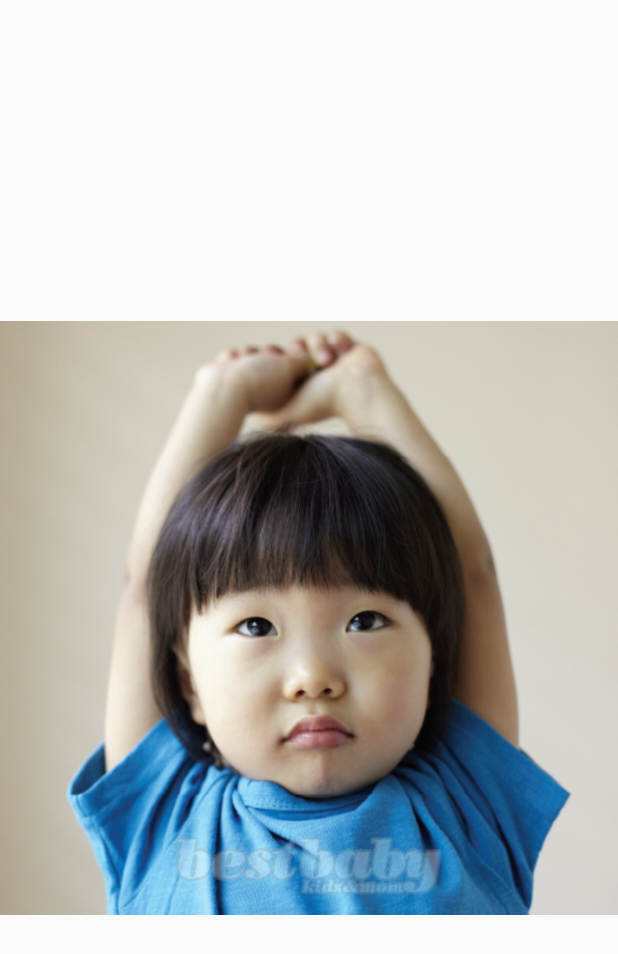
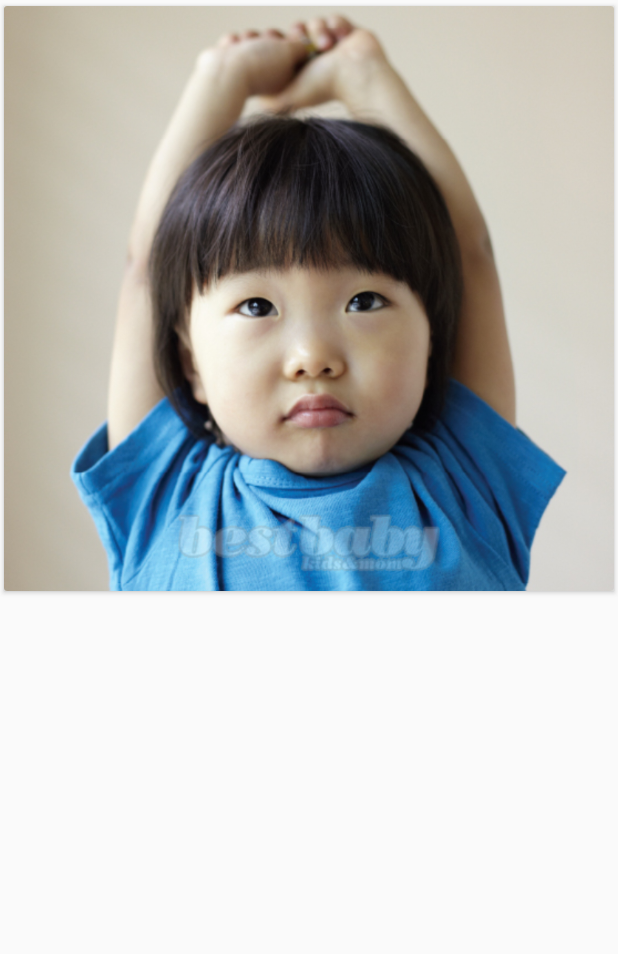
Before and after one commit to Leejoohyeong1/CommunicationClass, an Android app: the layout detail_contents_image_item_layout.xml on its own in the app's theme, with its tools: preview values and no code run, on a phone screen of 412 x 824 dp. Shown: the top 954 px of the screen. Run offline under Robolectric (Android 15) with nearby library versions, the phone set to English and light mode, and no system bars.

Commit message:
디테일 이미지 뷰 카드뷰로 변경

```diff
--- a/app/src/main/res/layout/detail_contents_image_item_layout.xml
+++ b/app/src/main/res/layout/detail_contents_image_item_layout.xml
@@ -1,11 +1,20 @@
 <?xml version="1.0" encoding="utf-8"?>
-<androidx.constraintlayout.widget.ConstraintLayout xmlns:android="http://schemas.android.com/apk/res/android"
+<androidx.cardview.widget.CardView
+    xmlns:android="http://schemas.android.com/apk/res/android"
     android:layout_width="match_parent"
-    android:layout_height="match_parent"
-    xmlns:app="http://schemas.android.com/apk/res-auto">
+    android:layout_height="wrap_content"
+    xmlns:app="http://schemas.android.com/apk/res-auto"
+    app:cardUseCompatPadding="true">
+
+    <androidx.constraintlayout.widget.ConstraintLayout
+        android:layout_width="match_parent"
+        android:layout_height="wrap_content"
+        android:orientation="vertical"
+        >
+
         <ImageView
             android:layout_width="0dp"
-        android:layout_height="0dp"
+            android:layout_height="wrap_content"
             android:id="@+id/detail_contents"
             android:src="@drawable/chil_image"
             android:adjustViewBounds="true"
@@ -13,4 +22,8 @@
             app:layout_constraintBottom_toBottomOf="parent"
             app:layout_constraintRight_toRightOf="parent"
             app:layout_constraintLeft_toLeftOf="parent"/>
+
     </androidx.constraintlayout.widget.ConstraintLayout>
+
+
+</androidx.cardview.widget.CardView>
```
Lines whose indentation alone changed are shown as unchanged.
